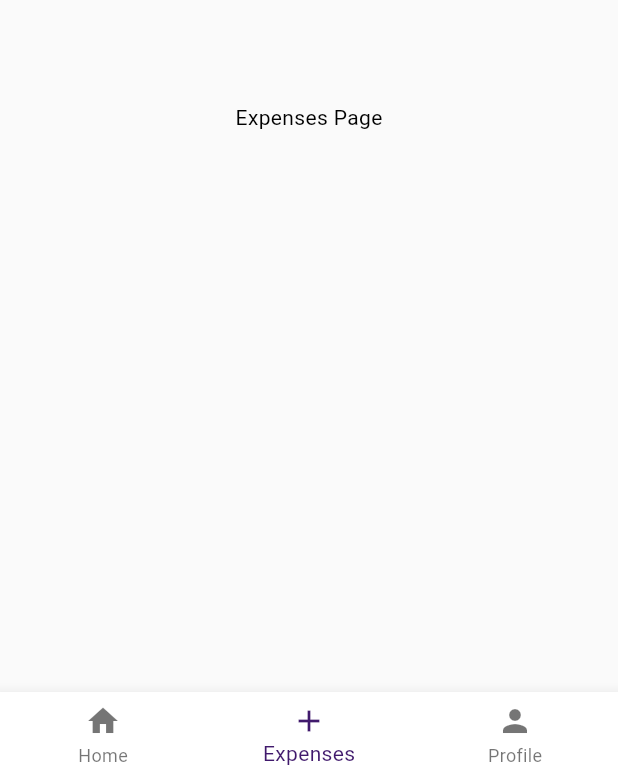
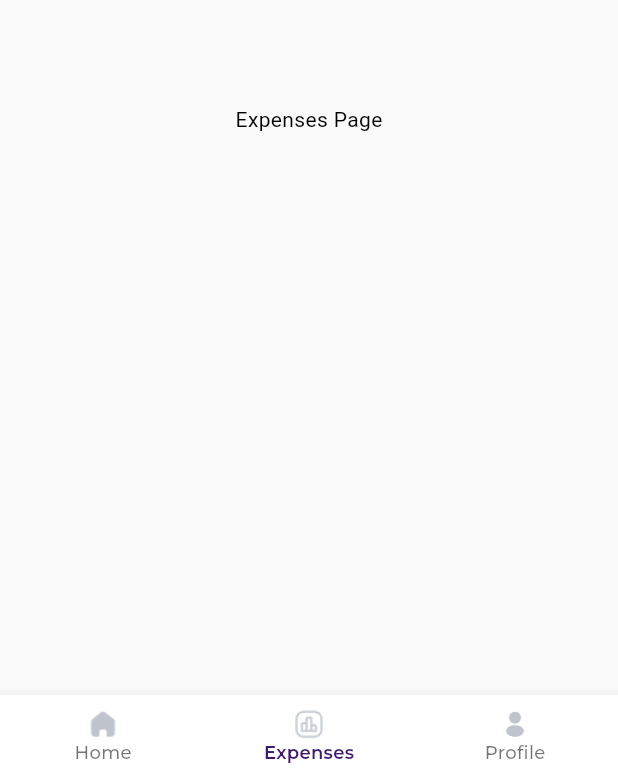
Before and after one commit to Adisa-Shobi/Xpanse, a Flutter app: the screen it shows after launch, on a phone screen of 412 x 824 dp. Shown: the part 457-1233 px from the top of the screen. Run offline on Flutter 3.47's test engine with Material 3 defaults, Android fonts, the light colour scheme and no system bars; our stand-ins replace get, percent_indicator; project files that could hold a hidden picture were left out.

Commit message:
update(style): changes bottom app bar styling

```diff
--- a/xpanse_app/lib/controllers/home_controller.dart
+++ b/xpanse_app/lib/controllers/home_controller.dart
@@ -4,7 +4,6 @@ class HomeController extends GetxController {
   var currentIndex = 1.obs;
 
   void changeIndex(int index) {
-    print(index);
     currentIndex.value = index;
   }
 }
--- a/xpanse_app/lib/views/home/home.dart
+++ b/xpanse_app/lib/views/home/home.dart
@@ -1,6 +1,9 @@
 import 'package:flutter/material.dart';
 import 'package:get/get.dart';
+import 'package:xpanse_app/components/image_icon.dart';
 import 'package:xpanse_app/controllers/home_controller.dart';
+import 'package:xpanse_app/utils/colors.dart';
+import 'package:xpanse_app/utils/typography.dart';
 import 'package:xpanse_app/views/home/views/home_view.dart';
 import 'package:xpanse_app/views/home/views/profile_view.dart';
 
@@ -27,24 +30,33 @@ class HomePage extends StatelessWidget {
             body: Obx(() => homePageViews[controller.currentIndex.value]),
             bottomNavigationBar: Obx(
               () => BottomNavigationBar(
+                unselectedLabelStyle: AppTypography.caption,
+                selectedLabelStyle: AppTypography.caption.copyWith(
+                  color: AppColors.primary,
+                  fontWeight: FontWeight.w600,
+                ),
+                backgroundColor: Colors.white,
                 currentIndex: controller.currentIndex.value,
                 onTap: controller.changeIndex,
                 items: const [
                   BottomNavigationBarItem(
-                    icon: Icon(
-                      Icons.home,
+                    icon: CustomIcon(
+                      imagePath: 'assets/images/home.png',
+                      size: 20,
                     ),
                     label: 'Home',
                   ),
                   BottomNavigationBarItem(
-                    icon: Icon(
-                      Icons.add,
+                    icon: CustomIcon(
+                      imagePath: 'assets/images/expenses.png',
+                      size: 20,
                     ),
                     label: 'Expenses',
                   ),
                   BottomNavigationBarItem(
-                    icon: Icon(
-                      Icons.person,
+                    icon: CustomIcon(
+                      imagePath: 'assets/images/profile.png',
+                      size: 20,
                     ),
                     label: 'Profile',
                   ),
```
Also changed, not shown: xpanse_app/assets/images/expenses.png (added), xpanse_app/assets/images/home.png (added), xpanse_app/assets/images/profile.png (added), xpanse_app/assets/images/target.svg (deleted).
